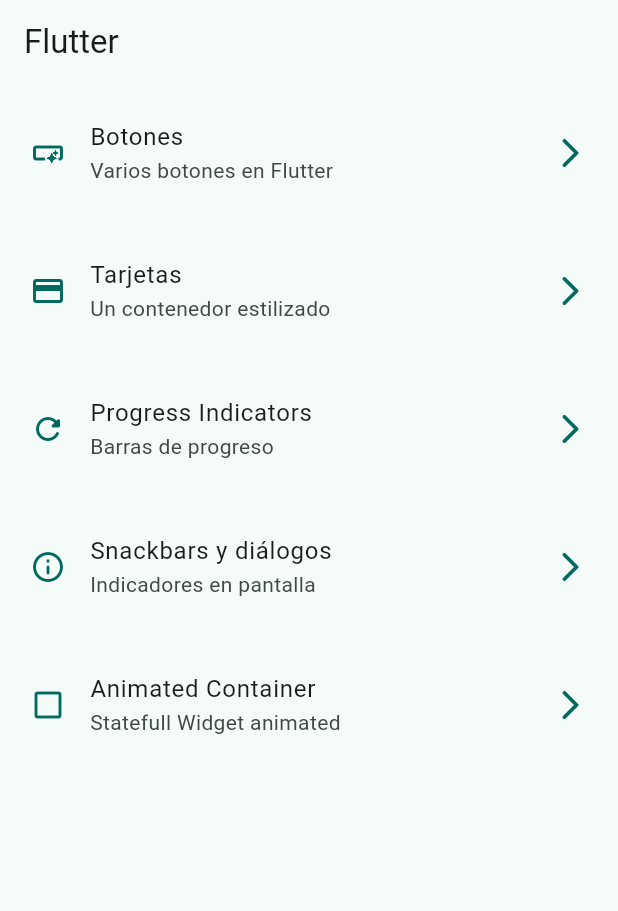
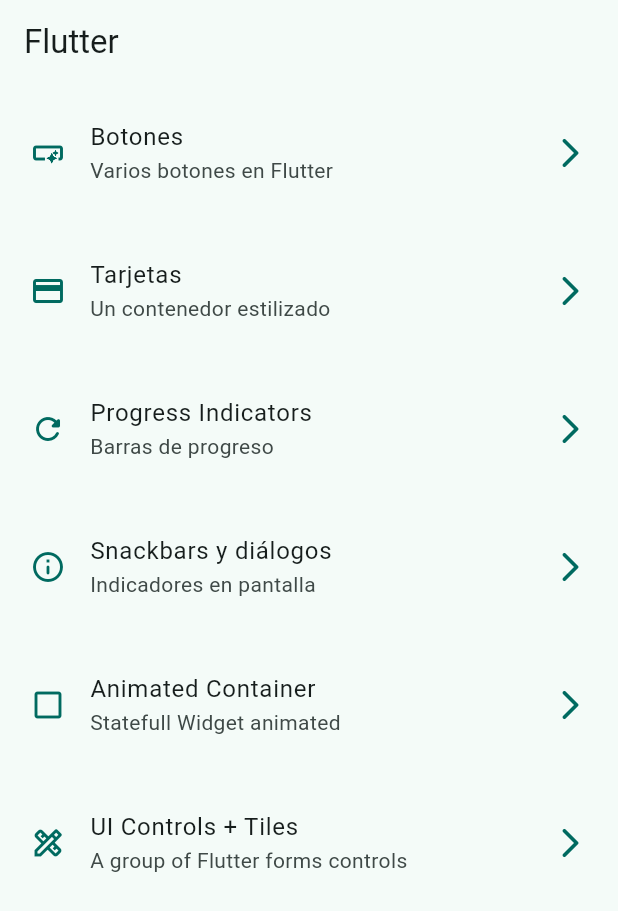
Before and after one commit to fabiofons/widget-app, a Flutter app: the screen it shows after launch, on a phone screen of 412 x 824 dp. Shown: the top 911 px of the screen. Run offline on Flutter 3.47's test engine with Material 3 defaults, Android fonts, the phone set to English and light mode, and no system bars; our stand-ins replace go_router.

Commit message:
Added checkbox and RadioButton to UI Control screen and updated routes

```diff
--- a/lib/config/menu/menu_items.dart
+++ b/lib/config/menu/menu_items.dart
@@ -44,5 +44,11 @@ const appMenuItems = <MenuItems>[
     subtitle: 'Statefull Widget animated',
     link: '/animated',
     icon: Icons.check_box_outline_blank
+  ),
+  MenuItems(
+    title: 'UI Controls + Tiles',
+    subtitle: 'A group of Flutter forms controls',
+    link: '/ui-controls',
+    icon: Icons.design_services_outlined
   )
 ];
--- a/lib/config/router/app_router.dart
+++ b/lib/config/router/app_router.dart
@@ -36,5 +36,10 @@ final appRouter = GoRouter(
       name: AnimatedScreen.name,
       builder: (context, state) => const AnimatedScreen(),
     ),
+    GoRoute(
+      path: '/ui-controls',
+      name: UiControlsScreen.name,
+      builder: (context, state) => const UiControlsScreen(),
+    ),
   ],
 );
```
Also changed, not shown: lib/presentation/screens/ui_controls/ui_controls_screen.dart (+75 -1 lines).
